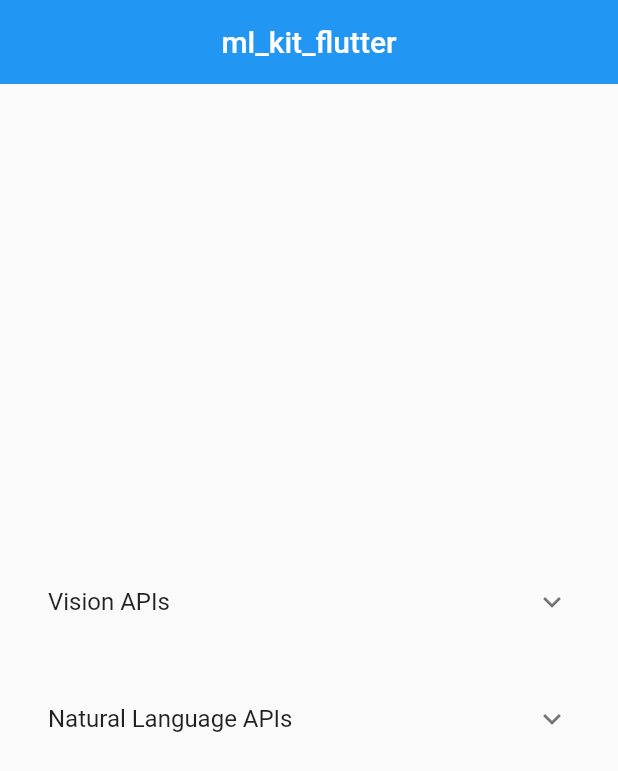
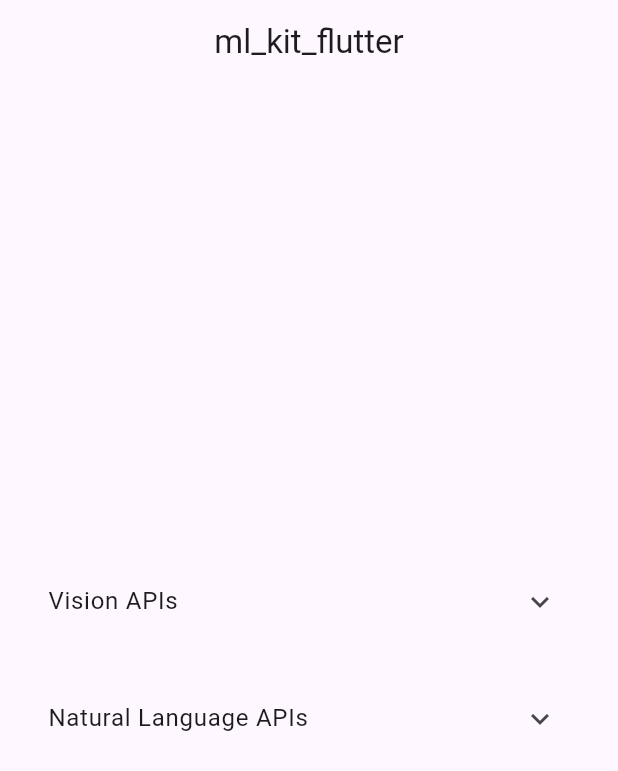
Before and after one commit to adityagaur0/barcode_scanner, a Flutter app: the screen it shows after launch, on a phone screen of 412 x 824 dp. Shown: the top 771 px of the screen. Run offline on Flutter 3.47's test engine with Material 2 defaults, Android fonts, the phone set to English and light mode, and no system bars; our stand-ins replace camera, image_picker; missing offline and left inert: google_mlkit_barcode_scanning, google_mlkit_commons, google_mlkit_digital_ink_recognition, google_mlkit_entity_extraction, google_mlkit_face_detection, google_mlkit_face_mesh_detection and 8 more.

Commit message:
27 Nov 2023, 03:40

```diff
--- a/lib/main.dart
+++ b/lib/main.dart
@@ -26,6 +26,9 @@ class MyApp extends StatelessWidget {
     return MaterialApp(
       debugShowCheckedModeBanner: false,
       home: Home(),
+      theme: ThemeData(
+        useMaterial3: true,
+      ),
     );
   }
 }
```
